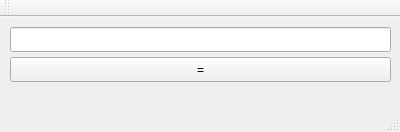
Qt form calc2/mainwindow.ui (tbigad/plainCPP) before a commit.
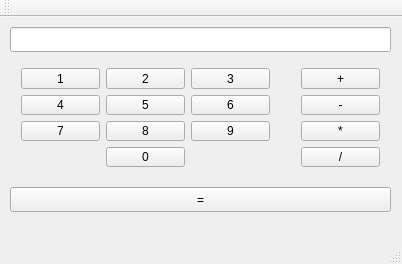
The same form after that commit.

```diff
--- a/calc2/mainwindow.ui
+++ b/calc2/mainwindow.ui
@@ -6,8 +6,8 @@
    <rect>
     <x>0</x>
     <y>0</y>
-    <width>400</width>
-    <height>132</height>
+    <width>402</width>
+    <height>264</height>
    </rect>
   </property>
   <property name="windowTitle">
@@ -28,7 +28,7 @@
     <property name="geometry">
      <rect>
       <x>10</x>
-      <y>40</y>
+      <y>170</y>
       <width>381</width>
       <height>25</height>
      </rect>
@@ -37,6 +37,128 @@
      <string>=</string>
     </property>
    </widget>
+   <widget class="QWidget" name="gridLayoutWidget">
+    <property name="geometry">
+     <rect>
+      <x>10</x>
+      <y>40</y>
+      <width>271</width>
+      <height>121</height>
+     </rect>
+    </property>
+    <layout class="QGridLayout" name="gridLayout">
+     <item row="0" column="0">
+      <widget class="QPushButton" name="numberButton_1">
+       <property name="text">
+        <string>1</string>
+       </property>
+      </widget>
+     </item>
+     <item row="1" column="1">
+      <widget class="QPushButton" name="numberButton_5">
+       <property name="text">
+        <string>5</string>
+       </property>
+      </widget>
+     </item>
+     <item row="0" column="2">
+      <widget class="QPushButton" name="numberButton_3">
+       <property name="text">
+        <string>3</string>
+       </property>
+      </widget>
+     </item>
+     <item row="1" column="0">
+      <widget class="QPushButton" name="numberButton_4">
+       <property name="text">
+        <string>4</string>
+       </property>
+      </widget>
+     </item>
+     <item row="0" column="1">
+      <widget class="QPushButton" name="numberButton_2">
+       <property name="text">
+        <string>2</string>
+       </property>
+      </widget>
+     </item>
+     <item row="1" column="2">
+      <widget class="QPushButton" name="numberButton_6">
+       <property name="text">
+        <string>6</string>
+       </property>
+      </widget>
+     </item>
+     <item row="2" column="1">
+      <widget class="QPushButton" name="numberButton_8">
+       <property name="text">
+        <string>8</string>
+       </property>
+      </widget>
+     </item>
+     <item row="2" column="0">
+      <widget class="QPushButton" name="numberButton_7">
+       <property name="text">
+        <string>7</string>
+       </property>
+      </widget>
+     </item>
+     <item row="2" column="2">
+      <widget class="QPushButton" name="numberButton_9">
+       <property name="text">
+        <string>9</string>
+       </property>
+      </widget>
+     </item>
+     <item row="3" column="1">
+      <widget class="QPushButton" name="numberButton_0">
+       <property name="text">
+        <string>0</string>
+       </property>
+      </widget>
+     </item>
+    </layout>
+   </widget>
+   <widget class="QWidget" name="verticalLayoutWidget">
+    <property name="geometry">
+     <rect>
+      <x>290</x>
+      <y>40</y>
+      <width>101</width>
+      <height>121</height>
+     </rect>
+    </property>
+    <layout class="QVBoxLayout" name="verticalLayout">
+     <item>
+      <widget class="QPushButton" name="plusButton">
+       <property name="text">
+        <string>+</string>
+       </property>
+      </widget>
+     </item>
+     <item>
+      <widget class="QPushButton" name="minusButton">
+       <property name="text">
+        <string>-</string>
+       </property>
+      </widget>
+     </item>
+     <item>
+      <widget class="QPushButton" name="multiplicationButton">
+       <property name="text">
+        <string>*</string>
+       </property>
+      </widget>
+     </item>
+     <item>
+      <widget class="QPushButton" name="divisionButton">
+       <property name="text">
+        <string>/</string>
+       </property>
+      </widget>
+     </item>
+    </layout>
+   </widget>
   </widget>
   <widget class="QMenuBar" name="menuBar">
    <property name="geometry">
```
Left out of the diff: 4 changed lines with no effect on the pictures.
